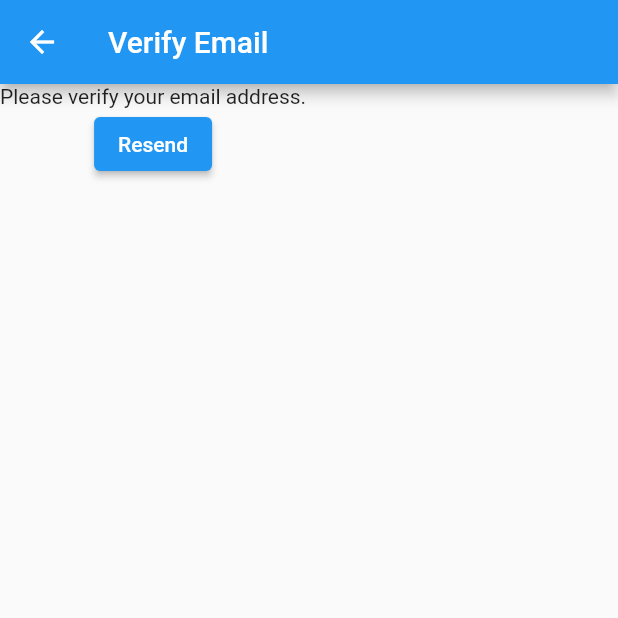
After one commit to LeQuy-123/flutterapp, a Flutter app: the VerifyEmail screen opened directly, on a phone screen of 412 x 824 dp, the top half of it. The commit adds this screen. Run offline on Flutter 3.47's test engine with Material 2 defaults, Android fonts, the phone set to English and light mode, and no system bars; our stand-ins replace firebase_auth, firebase_core; accounts and stored records are empty; network calls fail.

Commit message:
update some screen

```diff
--- a/lib/main.dart
+++ b/lib/main.dart
@@ -1,4 +1,5 @@
 import 'package:flutter/material.dart';
+import 'package:flutterapp/view/home_view.dart';
 import 'package:flutterapp/view/login_view.dart';
 void main() {
   WidgetsFlutterBinding.ensureInitialized();
--- /dev/null
+++ b/lib/view/verify_email_view.dart
@@ -0,0 +1,31 @@
+import 'package:firebase_auth/firebase_auth.dart';
+import 'package:flutter/material.dart';
+
+class VerifyEmail extends StatefulWidget {
+  const VerifyEmail({ Key? key }) : super(key: key);
+
+  @override
+  State<VerifyEmail> createState() => _VerifyEmailState();
+}
+
+class _VerifyEmailState extends State<VerifyEmail> {
+  @override
+  Widget build(BuildContext context) {
+    return Scaffold(
+      appBar: AppBar(
+        title: const Text('Verify Email'),
+      ),
+      body: Column(
+        children: [
+          const Text('Please verify your email address.'),
+          ElevatedButton(
+            child: const Text('Resend'),
+            onPressed: () async {
+              await FirebaseAuth.instance.currentUser?.sendEmailVerification();
+            },
+          ),
+        ],
+      ),
+    );
+  }
+}
```
Also changed, not shown: lib/view/home_view.dart (added, +55 -0 lines), lib/view/login_view.dart (+39 -16 lines), lib/view/register_view.dart (+2 -20 lines).
